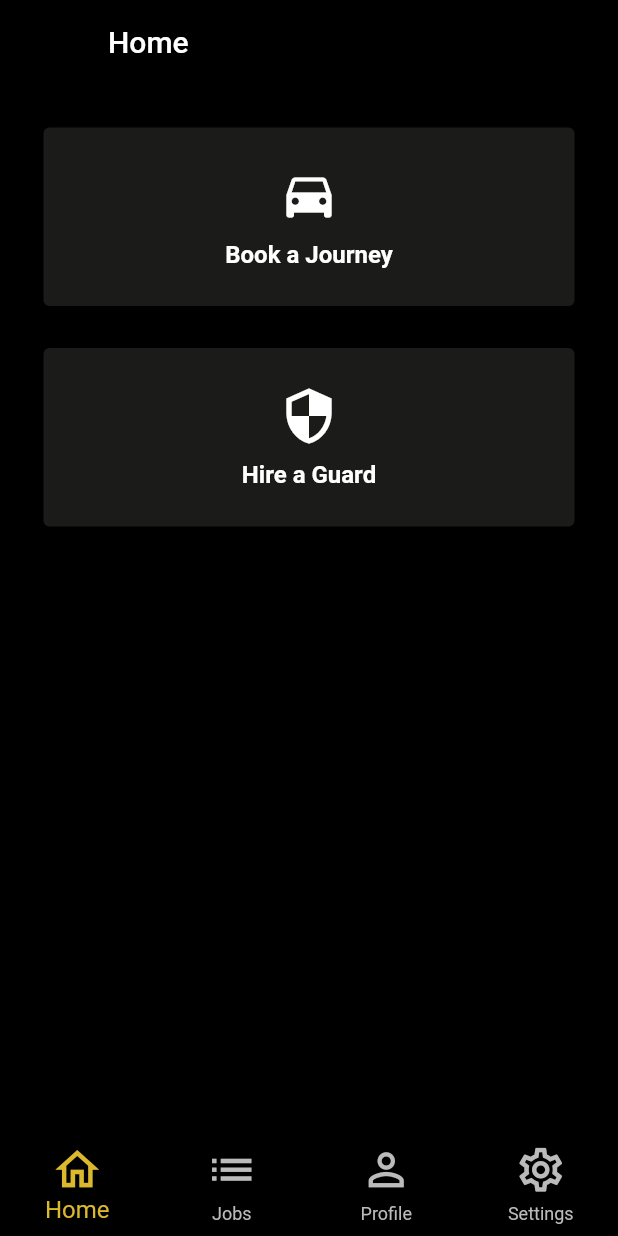
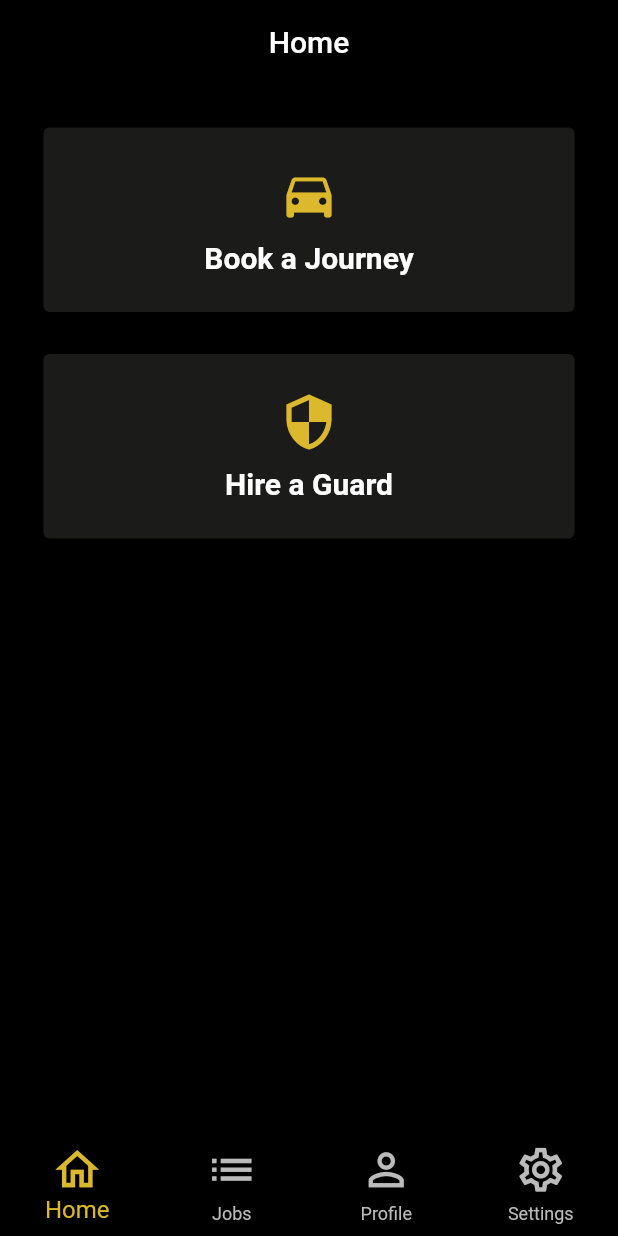
Before and after one commit to hkbullar/elite_guardians, a Flutter app: the DashBoardScreen screen opened directly, on a phone screen of 412 x 824 dp. Run offline on Flutter 3.47's test engine with Material 2 defaults, Android fonts, the phone set to English and light mode, and no system bars.

Commit message:
Login SignUp Splash Settings Profile ChangePassword Home

```diff
--- a/lib/dashboard/DashBoardScreen.dart
+++ b/lib/dashboard/DashBoardScreen.dart
@@ -35,6 +35,7 @@ class _DashBoardScreenState extends State<DashBoardScreen> {
       backgroundColor: AppColours.black,
       appBar: AppBar(
         backgroundColor: AppColours.black,
+          centerTitle: true,
           title: Text(title,style: TextStyle(color: AppColours.white),)),
       body: _widgetOptions.elementAt(_selectedIndex),
       bottomNavigationBar: BottomNavigationBar(
--- a/lib/dashboard/HomeScreen.dart
+++ b/lib/dashboard/HomeScreen.dart
@@ -1,6 +1,5 @@
 
 import 'package:elite_guardians/global/AppColours.dart';
-import 'package:elite_guardians/global/CommonWidgets.dart';
 import 'package:flutter/cupertino.dart';
 import 'package:flutter/material.dart';
 
@@ -28,9 +27,9 @@ class _HomeScreenState extends State<HomeScreen> {
                     child: Padding(
                       padding: const EdgeInsets.all(25.0),
                       child: Column(children: [
-                        Icon(Icons.directions_car,color: AppColours.white,size: 40,) ,
+                        Icon(Icons.directions_car,color: AppColours.golden_button_bg,size: 40,) ,
                         SizedBox(height: 10),
-                        Text("Book a Journey",style: TextStyle(fontSize: 16,color: AppColours.white,fontWeight: FontWeight.bold),)
+                        Text("Book a Journey",style: TextStyle(fontSize: 20,color: AppColours.white,fontWeight: FontWeight.bold),)
                       ],),
                     ),
                   ),
@@ -46,9 +45,9 @@ class _HomeScreenState extends State<HomeScreen> {
                     child: Padding(
                       padding: const EdgeInsets.all(25.0),
                       child: Column(children: [
-                        Icon(Icons.security,color: AppColours.white,size: 40,) ,
+                        Icon(Icons.security,color: AppColours.golden_button_bg,size: 40,) ,
                         SizedBox(height: 10),
-                        Text("Hire a Guard",style: TextStyle(fontSize: 16,color: AppColours.white,fontWeight: FontWeight.bold),)
+                        Text("Hire a Guard",style: TextStyle(fontSize: 20,color: AppColours.white,fontWeight: FontWeight.bold),)
                       ],),
                     ),
                   ),
--- a/lib/global/EliteAppBar.dart
+++ b/lib/global/EliteAppBar.dart
@@ -11,6 +11,7 @@ class EliteAppBar extends PreferredSize {
   @override
   Widget build(BuildContext context) {
     return AppBar(
+      centerTitle: true,
       title: Text(title,style: TextStyle(color: AppColours.white),),
       automaticallyImplyLeading: true,
       iconTheme: IconThemeData(
--- a/lib/loginpages/LoginScreen.dart
+++ b/lib/loginpages/LoginScreen.dart
@@ -36,7 +36,7 @@ class _LoginScreenState extends State<LoginScreen> {
             mainAxisAlignment: MainAxisAlignment.center,
             children: [
               Image.asset(
-                Constants.LOCAL_IMAGE+"app_icon.png",height: MediaQuery.of(context).size.height/4,
+                Constants.LOCAL_IMAGE+"logo.png",height: MediaQuery.of(context).size.height/6,
               ),
               SizedBox(height: MediaQuery.of(context).size.height/15),
               TextFormField(
--- a/lib/main.dart
+++ b/lib/main.dart
@@ -16,8 +16,8 @@ class MyApp extends StatelessWidget {
       theme: ThemeData(
         primarySwatch: Colors.grey,
       ),
-      //home: SplashScreen(),
-      home: DashBoardScreen(),
+      home: SplashScreen(),
+      //home: DashBoardScreen(),
     );
   }
 }
--- a/pubspec.yaml
+++ b/pubspec.yaml
@@ -51,6 +51,11 @@ flutter:
    - assets/images/app_icon.png
    - assets/images/splash.jpeg
    - assets/images/ic_profile.png
+   - assets/images/logo.png
+   - assets/images/man_black.png
+   - assets/images/woman_black.png
+   - assets/images/intersex_black.png
+   - assets/images/splash_bg.png
 
   # An image asset can refer to one or more resolution-specific "variants", see
   # https://flutter.dev/assets-and-images/#resolution-aware.
```
Also changed, not shown: lib/dashboard/ProfileScreen.dart (+4 -3 lines), lib/global/CommonWidgets.dart (+9 -1 lines), lib/loginpages/SignUpScreen.dart (+18 -5 lines), lib/loginpages/SplashScreen.dart (+4 -4 lines), assets/images/intersex_black.png (added), assets/images/logo.png (added), assets/images/man_black.png (added), assets/images/splash_bg.png (added), assets/images/woman_black.png (added), 2 other files.
